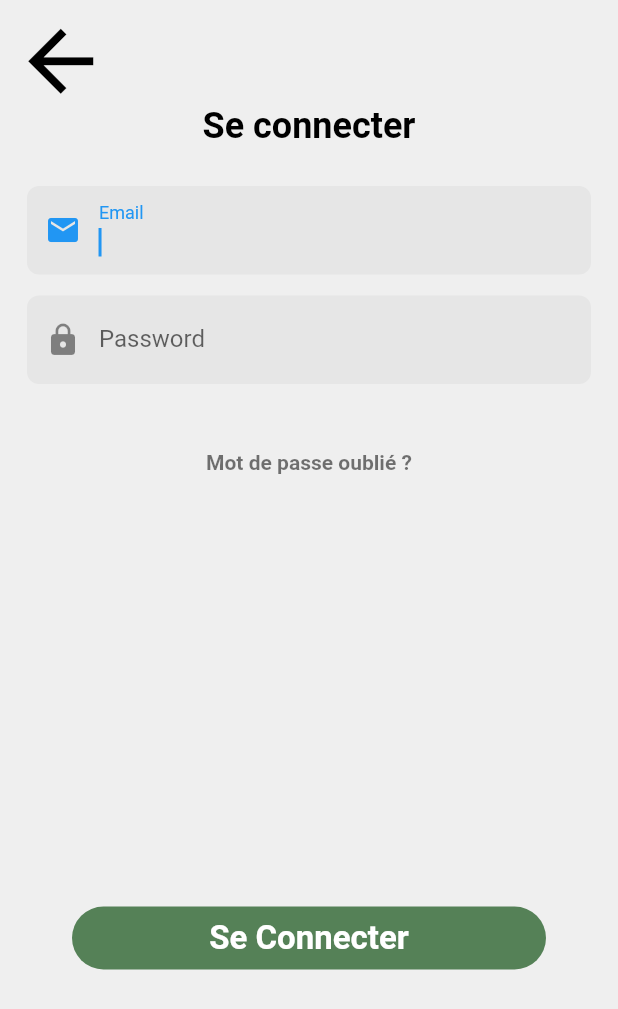
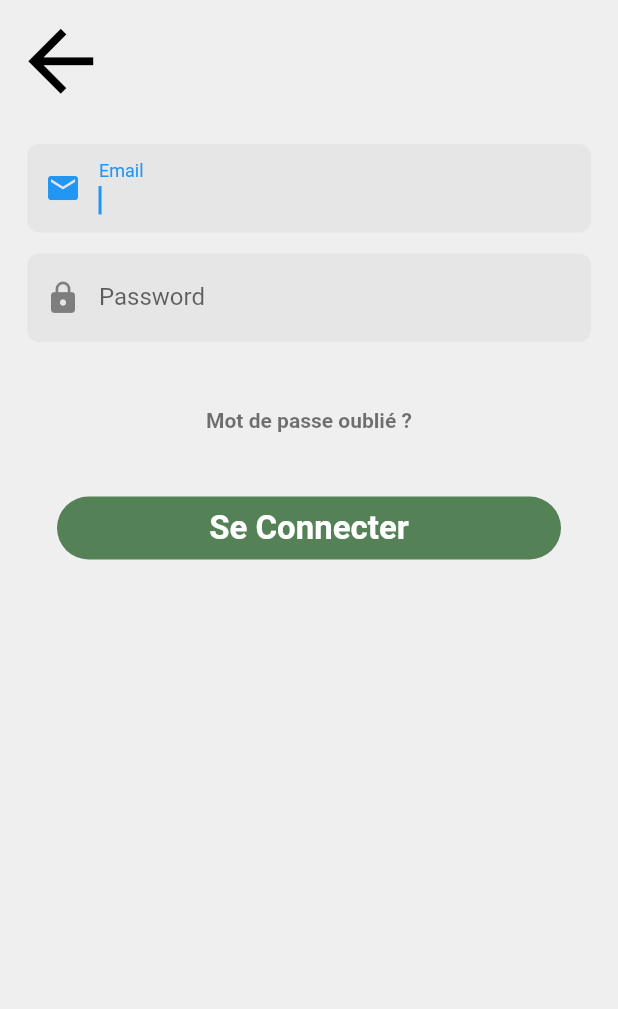
Before and after one commit to arochet/base_de_projet, a Flutter app: the AuthConnexionPage screen opened by its route, on a phone screen of 412 x 824 dp. Shown: the top 1009 px of the screen. Run offline on Flutter 3.47's test engine with Material 2 defaults, Android fonts, the phone set to English and light mode, and no system bars; our stand-ins replace another_flushbar, cloud_firestore, dartz, firebase_auth, firebase_core, flutter_riverpod and 4 more; missing offline and left inert: encrypt; accounts and stored records are empty.

Commit message:
Formulaire de connexion -> correction UI

```diff
--- a/lib/presentation/auth/auth_connexion/auth_connexion.dart
+++ b/lib/presentation/auth/auth_connexion/auth_connexion.dart
@@ -14,26 +14,16 @@ class AuthConnexionPage extends StatelessWidget {
       //APP BAR
       appBar: defaultAppBar,
       body: Container(
-        child: Column(
+        child: ListView(
+          padding: EdgeInsets.all(18),
+          shrinkWrap: true,
           children: [
-            Expanded(
-                child: Column(
-              children: [
-                Text("Se connecter",
-                    style: Theme.of(context).textTheme.headline3),
-                //FORMULAIRE DE CONNEXION
-                Expanded(child: FormConnexionProvide()),
-              ],
-            )),
-            Container(
-                height: MediaQuery.of(context).size.height / 3,
+            FormConnexionProvide(),
+            //BOUTON SE CONNECTER
+            Center(
               child: Padding(
-                  padding: const EdgeInsets.all(48.0),
-                  child: Container(
-                    child: Column(
-                      children: [
-                        //BOUTON SE CONNECTER
-                        ElevatedButton(
+                padding: const EdgeInsets.all(20.0),
+                child: ElevatedButton(
                   onPressed: () {
                     context
                         .read(signInFormNotifierProvider.notifier)
@@ -41,11 +31,9 @@ class AuthConnexionPage extends StatelessWidget {
                   },
                   style: buttonPrimaryBig,
                   child: const Text('Se Connecter'),
-                        )
-                      ],
                 ),
               ),
-                ))
+            ),
           ],
         ),
       ),
--- a/lib/presentation/auth/auth_connexion/widget/auth_connexion_form.dart
+++ b/lib/presentation/auth/auth_connexion/widget/auth_connexion_form.dart
@@ -46,7 +46,7 @@ class FormConnexion extends ConsumerWidget {
     watch(signInFormNotifierProvider);
     return Form(
       autovalidateMode: AutovalidateMode.always,
-      child: ListView(padding: const EdgeInsets.all(18), children: [
+      child: Column(children: [
         const SizedBox(height: 8),
         TextFormField(
           decoration: const InputDecoration(
--- a/lib/presentation/auth/auth_register/widget/auth_register_form.dart
+++ b/lib/presentation/auth/auth_register/widget/auth_register_form.dart
@@ -46,7 +46,10 @@ class FormRegister extends ConsumerWidget {
     watch(registerFormNotifierProvider);
     return Form(
       autovalidateMode: AutovalidateMode.always,
-      child: ListView(padding: const EdgeInsets.all(18), children: [
+      child: ListView(
+          padding: const EdgeInsets.all(18),
+          shrinkWrap: true,
+          children: [
             const SizedBox(height: 8),
             TextFormField(
               decoration: const InputDecoration(
```
Also changed, not shown: 2 other files. Lines whose indentation alone changed are shown as unchanged.
